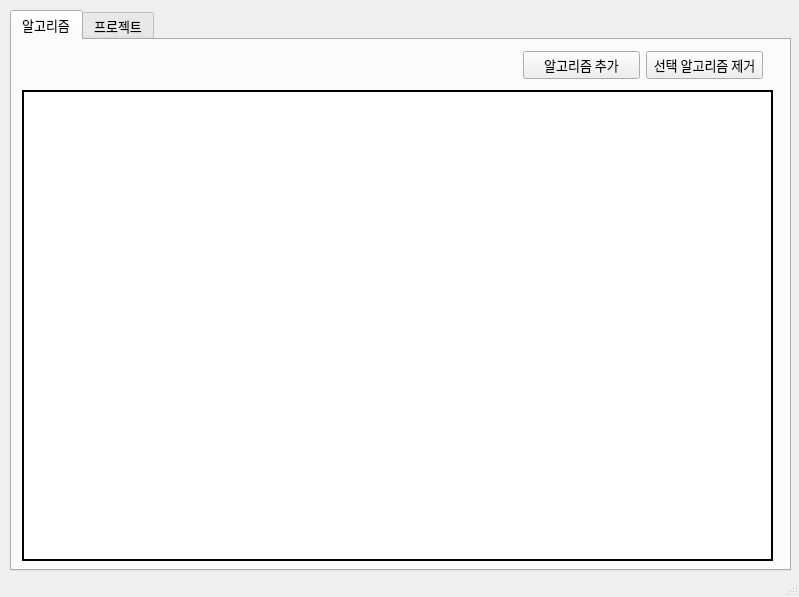
First picture: the form in main.ui, repository Meronanana/BotTrade, before the edit.
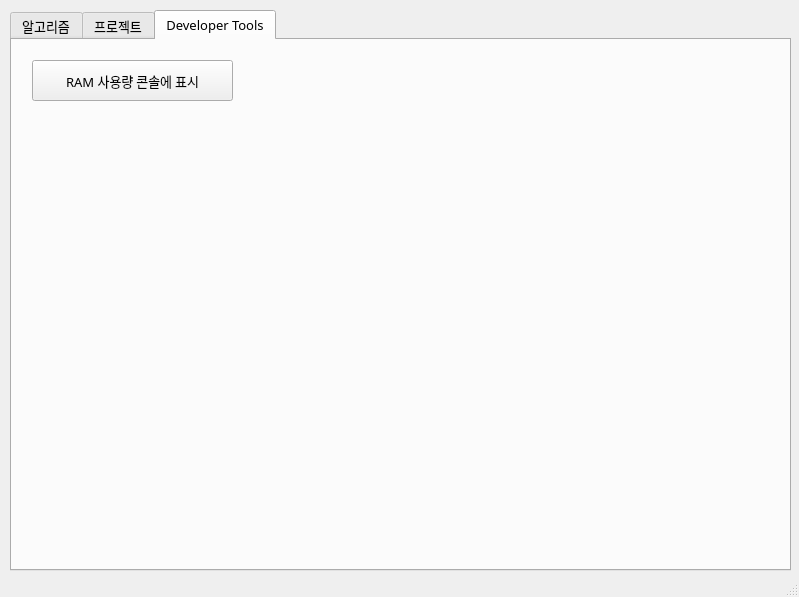
Second picture: the form after the edit. The open tabs and pages were chosen to show the change.

Commit message: 0.3.0 version - 개발자 도구 신설 (RAM 사용량 표시) - 눌림목 알고리즘 out of index 버그 수정 - Project에서 스레드를 리프레시 하는 비동기 메서드 신설 (아직 미사용)

```diff
--- a/main.ui
+++ b/main.ui
@@ -298,6 +298,24 @@
       </property>
      </widget>
     </widget>
+    <widget class="QWidget" name="tab">
+     <attribute name="title">
+      <string>Developer Tools</string>
+     </attribute>
+     <widget class="QPushButton" name="ram_usage_pushButton">
+      <property name="geometry">
+       <rect>
+        <x>20</x>
+        <y>20</y>
+        <width>201</width>
+        <height>41</height>
+       </rect>
+      </property>
+      <property name="text">
+       <string>RAM 사용량 콘솔에 표시</string>
+      </property>
+     </widget>
+    </widget>
    </widget>
   </widget>
   <widget class="QStatusBar" name="statusbar"/>
```
The commit also changes 4 other files.
